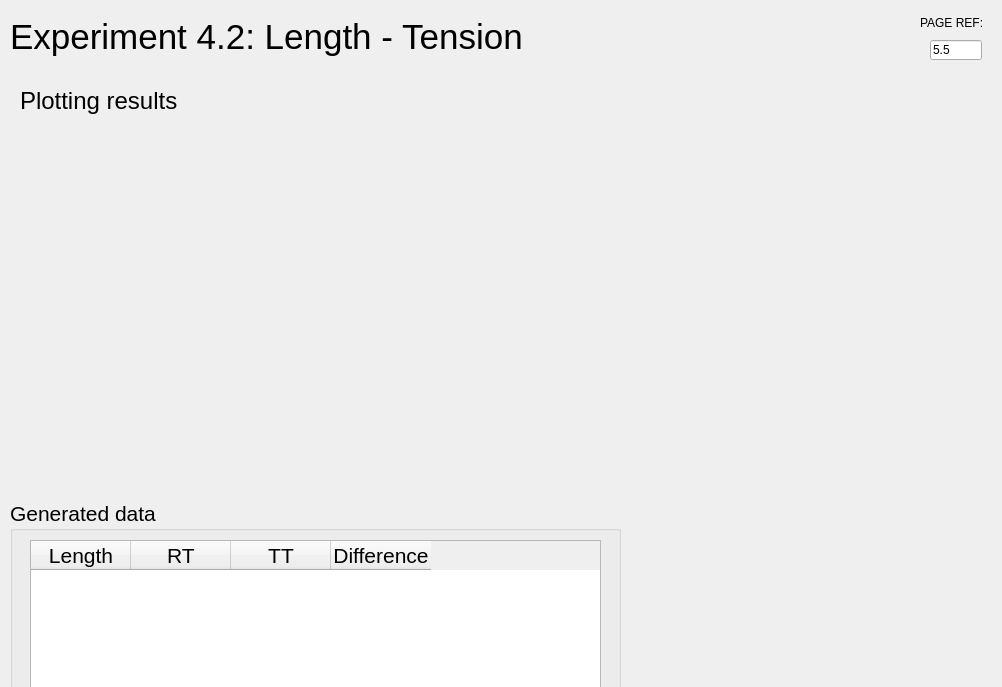
First picture: the form in rsc/ui/experiment4.2_length_tension_two.ui, repository KarinaKarenik/Skeletal-Muscle-Contraction-Lab, before the edit.
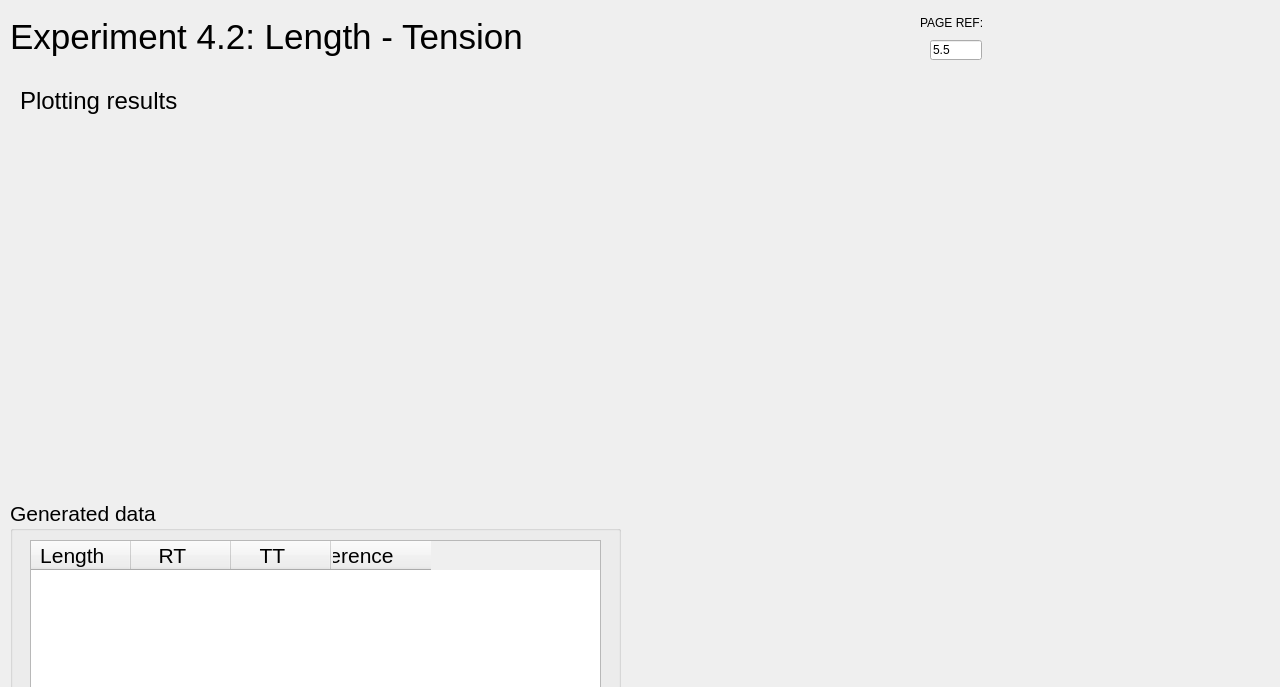
Second picture: the form after the edit.

```diff
--- a/rsc/ui/experiment4.2_length_tension_two.ui
+++ b/rsc/ui/experiment4.2_length_tension_two.ui
@@ -6,7 +6,7 @@
    <rect>
     <x>0</x>
     <y>0</y>
-    <width>1002</width>
+    <width>1280</width>
     <height>687</height>
    </rect>
   </property>
@@ -71,22 +71,22 @@
      </property>
      <column>
       <property name="text">
-       <string>Length</string>
+       <string>Length   </string>
       </property>
      </column>
      <column>
       <property name="text">
-       <string>RT</string>
+       <string>RT   </string>
       </property>
      </column>
      <column>
       <property name="text">
-       <string>TT</string>
+       <string>TT   </string>
       </property>
      </column>
      <column>
       <property name="text">
-       <string>Difference</string>
+       <string>Difference            </string>
       </property>
      </column>
     </widget>
@@ -96,7 +96,7 @@
      <rect>
       <x>10</x>
       <y>0</y>
-      <width>661</width>
+      <width>801</width>
       <height>74</height>
      </rect>
     </property>
```
